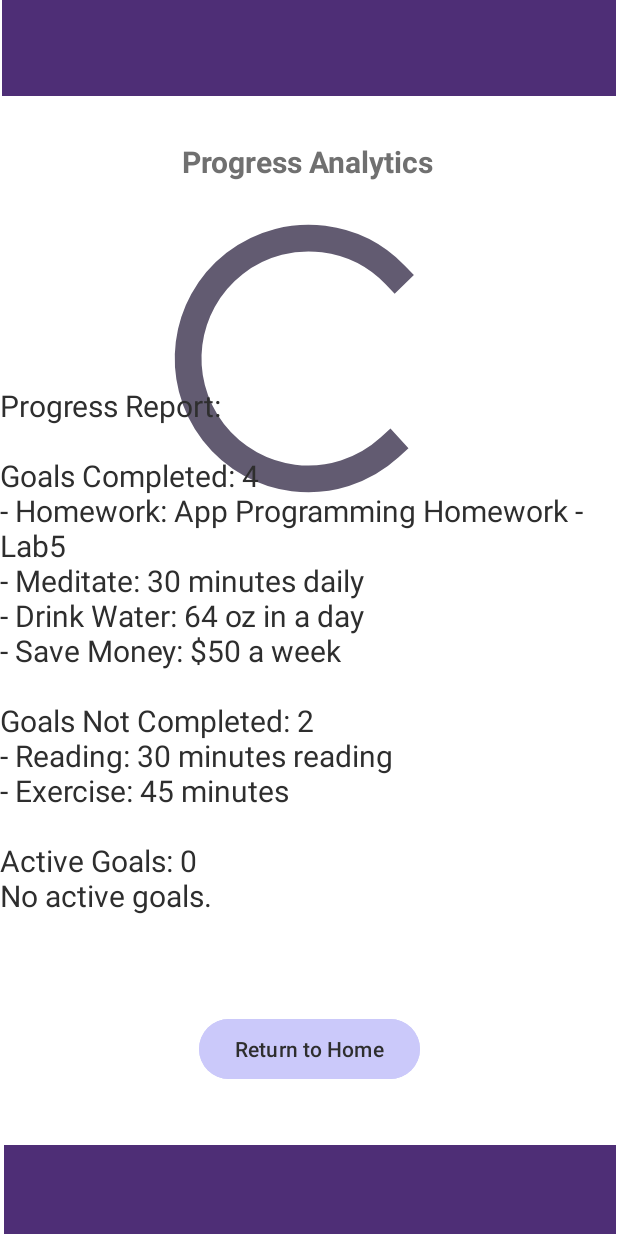
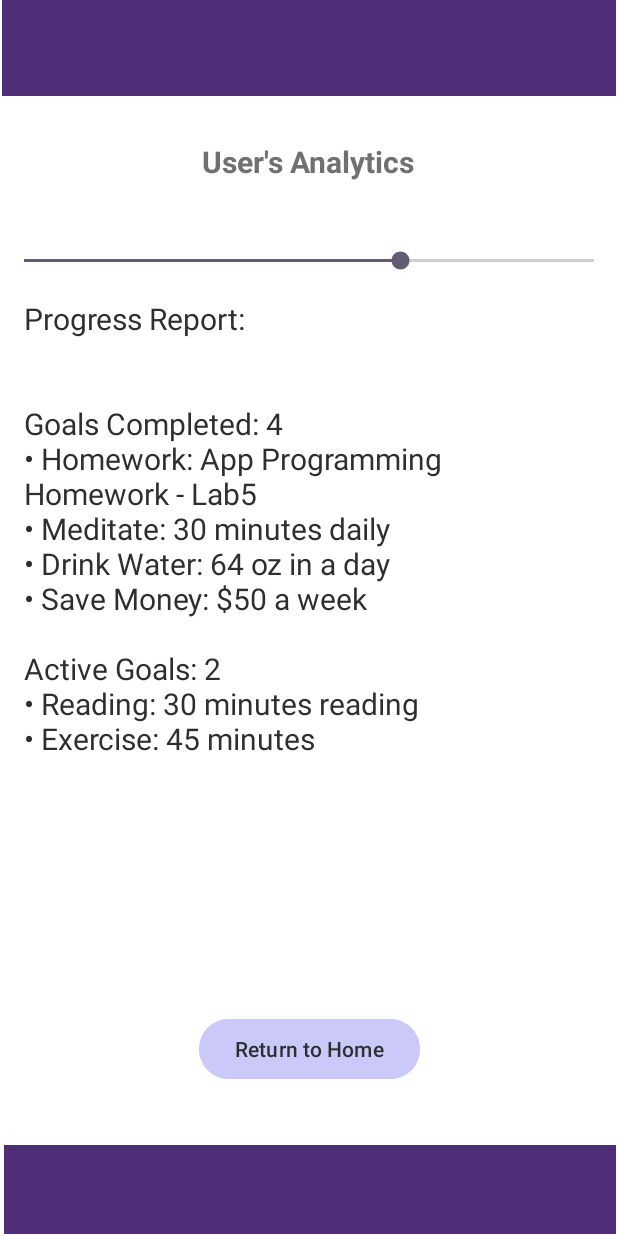
Before and after one commit to UTSA-CS-3443/HabitQuest, an Android app: the progress_report_Actvity screen opened directly, with no data from a screen before it, on a phone screen of 412 x 824 dp. Run offline under Robolectric (Android 15) with nearby library versions, the phone set to English and light mode, and no system bars.

Commit message:
Updated Analytics with seek bar for progress update visual

```diff
--- a/app/src/main/java/edu/usta/cs3443/habitquest/model/Analytics.java
+++ b/app/src/main/java/edu/usta/cs3443/habitquest/model/Analytics.java
@@ -11,6 +11,7 @@ import java.io.IOException;
 import java.util.ArrayList;
 import java.util.Date;
 import java.util.List;
+import java.util.Map;
 
 public class Analytics {
     private ArrayList<Goal> goalsCompleted;
@@ -138,7 +139,7 @@ public class Analytics {
 
 
         StringBuilder report = new StringBuilder();
-        report.append("Progress Report:\n\n");
+        report.append("Progress Report:\n\n\n");
 
         // Goals Completed
 
@@ -148,36 +149,23 @@ public class Analytics {
             report.append("No goals completed yet.\n");
         } else {
             for (Goal goal : getGoalsCompleted()) {
-                report.append("- ").append(goal.getGoalName()).append(": ")
+                report.append("• ").append(goal.getGoalName()).append(": ")
                         .append(goal.getGoalDescription()).append("\n");
             }
         }
 
         // Goals Not Completed
         int notCompletedGoalsCount = getNumberOfGoalsNotCompleted();
-        report.append("\nGoals Not Completed: ").append(notCompletedGoalsCount).append("\n");
+        report.append("\nActive Goals: ").append(notCompletedGoalsCount).append("\n");
         if (notCompletedGoalsCount == 0) {
             report.append("All goals are completed or not yet started.\n");
         } else {
             for (Goal goal : getGoalsNotComplete()) {
-                report.append("- ").append(goal.getGoalName()).append(": ")
+                report.append("• ").append(goal.getGoalName()).append(": ")
                         .append(goal.getGoalDescription()).append("\n");
             }
         }
 
-        // Active Goals
-        int activeGoalsCount = goals.size(); //getNumberOfActiveGoals();
-        report.append("\nActive Goals: ").append(activeGoalsCount).append("\n");
-        if (activeGoalsCount == 0) {
-            report.append("No active goals.\n");
-        } else {
-            for (Goal goal : getActiveGoals()) {
-                if (!goal.isExpired(new Date())) { // Make sure the goal is active
-                    report.append("- ").append(goal.getGoalName()).append(": ")
-                            .append(goal.getGoalDescription()).append("\n");
-                }
-            }
-        }
         return report.toString();
     }
 }
--- a/app/src/main/java/edu/usta/cs3443/habitquest/model/User.java
+++ b/app/src/main/java/edu/usta/cs3443/habitquest/model/User.java
@@ -279,6 +279,10 @@ public class User {
         return analytics.getGoalsNotComplete();
     }
 
+    public Analytics getAnalytics() {
+        return analytics;
+    }
+
     public String generateProgressReport(Context context) throws IOException {
         return analytics.generateProgressReport(context);
     }
--- a/app/src/main/java/edu/usta/cs3443/habitquest/progress_report_Actvity.java
+++ b/app/src/main/java/edu/usta/cs3443/habitquest/progress_report_Actvity.java
@@ -4,14 +4,16 @@ import android.content.Intent;
 import android.os.Bundle;
 import android.widget.Button;
 import android.widget.TextView;
-
+import android.widget.SeekBar;
 import androidx.appcompat.app.AppCompatActivity;
 
 import java.io.IOException;
 
 import edu.usta.cs3443.habitquest.model.User;
+import edu.usta.cs3443.habitquest.model.Analytics;
 
 public class progress_report_Actvity extends AppCompatActivity {
+    private SeekBar seekBarProgress;
 
     @Override
     protected void onCreate(Bundle savedInstanceState) {
@@ -20,12 +22,15 @@ public class progress_report_Actvity extends AppCompatActivity {
 
         TextView progressResultsTextView = findViewById(R.id.textView2);
         Button backButton = findViewById(R.id.button2);
+        seekBarProgress = findViewById(R.id.seekBarProgress);
 
         // Fetch user and analytics data
         User currentUser = getCurrentUser(); // Implement this method to get the current user
         String progressReport = null;
         try {
             progressReport = currentUser.generateProgressReport(this);
+            int progressPercentage = calculateProgressPercentage(currentUser);
+            updateSeekBar(progressPercentage);
         } catch (IOException e) {
             throw new RuntimeException(e);
         }
@@ -46,4 +51,25 @@ public class progress_report_Actvity extends AppCompatActivity {
         // For simplicity, creating a new User object here. Replace with your logic.
         return new User("John Doe", "01/01/1990", "He/Him", "john.doe@example.com", "password", "last_login", "date_created");
     }
+    // Method to update SeekBar progress
+    private void updateSeekBar(int progress) {
+        seekBarProgress.setProgress(progress);
+    }
+
+    // Method to calculate progress percentage
+    private int calculateProgressPercentage(User user) {
+        Analytics analytics = user.getAnalytics();
+        int completedGoals = analytics.getNumberOfGoalsCompleted();
+        int notCompletedGoalsCount = analytics.getNumberOfGoalsNotCompleted();
+        int totalGoals = completedGoals + notCompletedGoalsCount;
+
+        // Check to avoid division by zero
+        if (totalGoals == 0) {
+            return 0; // or some default value if no goals are available
+        }
+
+        // Calculate percentage
+        int percentComplete = (completedGoals * 100) / totalGoals;
+        return percentComplete;
+    }
 }
--- a/app/src/main/res/layout/activity_progress_report_actvity.xml
+++ b/app/src/main/res/layout/activity_progress_report_actvity.xml
@@ -42,7 +42,7 @@
         android:id="@+id/textView"
         android:layout_width="wrap_content"
         android:layout_height="wrap_content"
-        android:text="Progress Analytics"
+        android:text="User's Analytics"
         android:textColor="#707070"
         android:textSize="20dp"
         android:textStyle="bold"
@@ -53,17 +53,53 @@
         app:layout_constraintTop_toTopOf="@id/toolbar"
         app:layout_constraintVertical_bias="0.128" />
 
-    <ProgressBar
-        android:id="@+id/progressBar5"
-        style="?android:attr/progressBarStyle"
-        android:layout_width="245dp"
-        android:layout_height="214dp"
+    <SeekBar
+        android:id="@+id/seekBarProgress"
+        android:layout_width="match_parent"
+        android:layout_height="wrap_content"
+        android:max="100"
+
         app:layout_constraintBottom_toBottomOf="parent"
         app:layout_constraintEnd_toEndOf="parent"
+        app:layout_constraintHorizontal_bias="1.0"
         app:layout_constraintStart_toStartOf="parent"
         app:layout_constraintTop_toBottomOf="@+id/toolbar"
         app:layout_constraintTop_toTopOf="@id/toolbar"
-        app:layout_constraintVertical_bias="0.216" />
+        app:layout_constraintVertical_bias="0.204" />
+
+
+    <ScrollView
+        android:id="@+id/scrollView"
+        android:layout_width="0dp"
+        android:layout_height="0dp"
+        app:layout_constraintBottom_toBottomOf="parent"
+        app:layout_constraintEnd_toEndOf="parent"
+        app:layout_constraintHorizontal_bias="0.0"
+        app:layout_constraintStart_toStartOf="parent"
+        app:layout_constraintTop_toBottomOf="@id/seekBarProgress"
+        app:layout_constraintVertical_bias="0.0">
+
+        <LinearLayout
+            android:layout_width="match_parent"
+            android:layout_height="wrap_content"
+            android:orientation="vertical"
+            android:padding="16dp">
+
+            <TextView
+                android:id="@+id/textView2"
+                android:layout_width="wrap_content"
+                android:layout_height="wrap_content"
+                android:text="Progress Results here...."
+                android:textColor="#2e2e2e"
+                android:textSize="20dp"
+                app:layout_constraintBottom_toBottomOf="parent"
+                app:layout_constraintEnd_toEndOf="parent"
+                app:layout_constraintStart_toStartOf="parent"
+                app:layout_constraintTop_toBottomOf="@+id/toolbar"
+                app:layout_constraintTop_toTopOf="@id/toolbar"
+                app:layout_constraintVertical_bias="0.45" />
+        </LinearLayout>
+    </ScrollView>
 
     <Button
         android:id="@+id/button2"
@@ -79,18 +115,4 @@
         app:layout_constraintTop_toTopOf="@id/toolbar"
         app:layout_constraintVertical_bias="0.87" />
 
-    <TextView
-        android:id="@+id/textView2"
-        android:layout_width="wrap_content"
-        android:layout_height="wrap_content"
-        android:text="Progress Results here...."
-        android:textColor="#2e2e2e"
-        android:textSize="20dp"
-        app:layout_constraintBottom_toBottomOf="parent"
-        app:layout_constraintEnd_toEndOf="parent"
-        app:layout_constraintStart_toStartOf="parent"
-        app:layout_constraintTop_toBottomOf="@+id/toolbar"
-        app:layout_constraintTop_toTopOf="@id/toolbar"
-        app:layout_constraintVertical_bias="0.575" />
-
 </androidx.constraintlayout.widget.ConstraintLayout>
```
